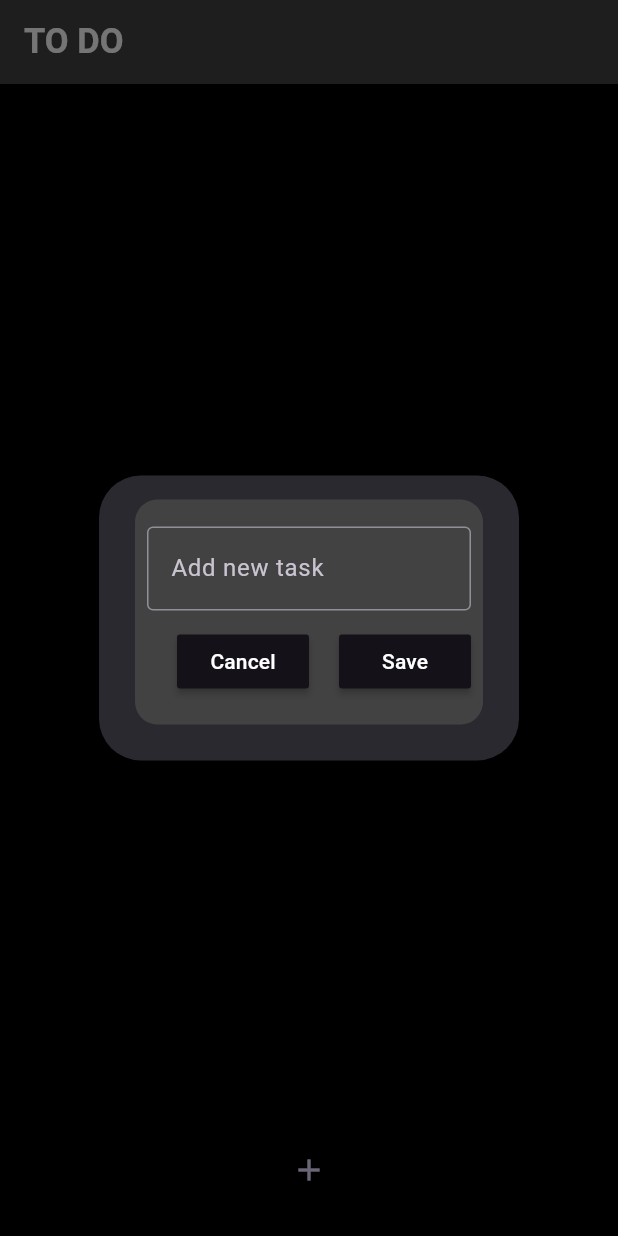
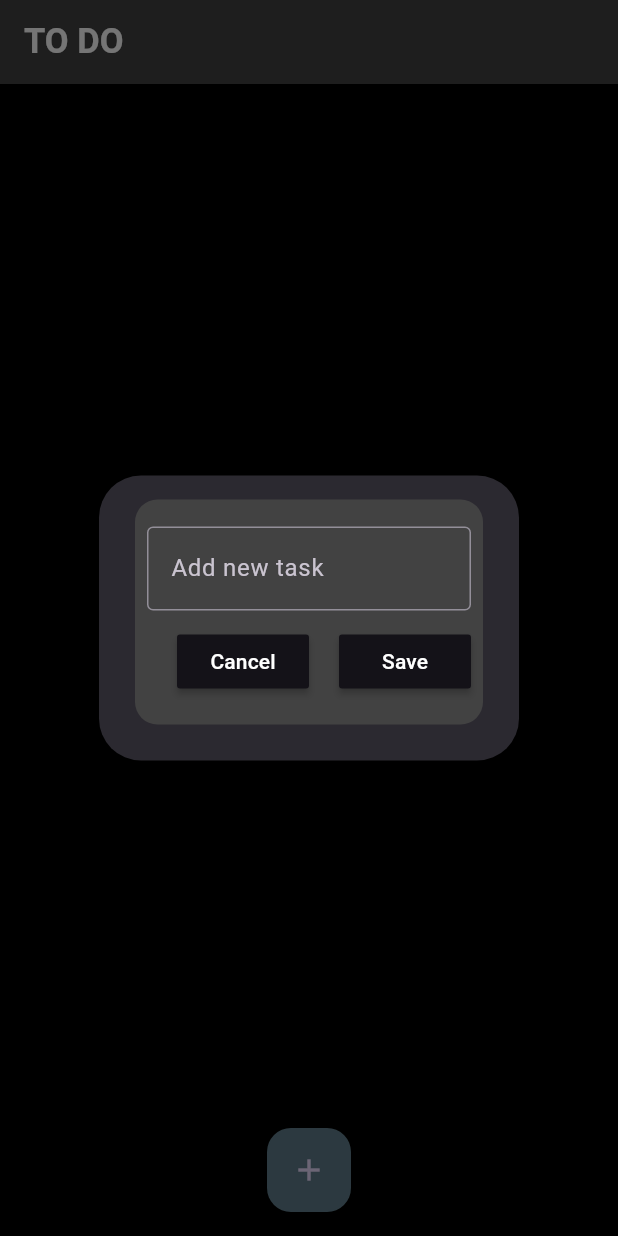
Before and after one commit to ShavkatFlutter/to-do-app, a Flutter app: the screen it shows after launch, after a tap on the "add" icon, on a phone screen of 412 x 824 dp. Run offline on Flutter 3.47's test engine with Material 3 defaults, Android fonts, the phone set to English and light mode, and no system bars; our stand-ins replace flutter_slidable, hive_flutter; accounts and stored records are empty.

Commit message:
color changes

```diff
--- a/lib/pages/home_page.dart
+++ b/lib/pages/home_page.dart
@@ -47,6 +47,7 @@ class _HomePageState extends State<HomePage> {
     db.updateDatabase();
     ScaffoldMessenger.of(context).showSnackBar(
       SnackBar(
+        duration: const Duration(seconds: 2),
         content: const Text("Swipe to left to delete"),
         action: SnackBarAction(
             label: "close",
@@ -103,7 +104,7 @@ class _HomePageState extends State<HomePage> {
       floatingActionButton: FloatingActionButton(
         splashColor: Colors.grey[500],
         onPressed: createTask,
-        backgroundColor: Colors.black,
+        backgroundColor: Colors.blueGrey,
         child: const Icon(Icons.add),
       ),
     );
```
